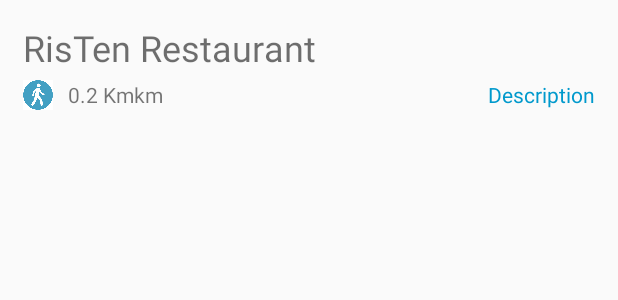
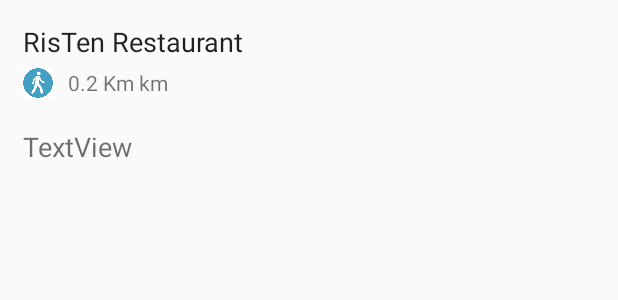
Before and after one commit to am263129/android-railway-station, an Android app: the layout item_info.xml on its own in the app's theme, with its tools: preview values and no code run, on a phone screen of 412 x 824 dp. Shown: the top 300 px of the screen. Run offline under Robolectric (Android 15) with nearby library versions, the phone set to English and light mode, and no system bars.

Commit message:
step 26
fixing request

```diff
--- a/app/src/main/java/at/lukle/rs_map/station_info/infoAdapter.java
+++ b/app/src/main/java/at/lukle/rs_map/station_info/infoAdapter.java
@@ -84,13 +84,14 @@ public class infoAdapter extends ArrayAdapter<info> {
 //        int resId = parent.getResources().getIdentifier(image_name, "drawable", package_name);
 //        info_pic.setImageResource(R.drawable.);
 //        new ImageDownloadTask(info_pic).execute(urlOfImage);
-        info_pic.setVisibility(View.GONE);
         try {
             info_pic.setImageResource(id);
-            info_pic.setVisibility(View.VISIBLE);
         }catch (Exception e){
             Log.e("Wanning"," No image file");
         }
+        if (array_info.get(position).getInfo_description().equals(""))
+            desctiption.setVisibility(View.GONE);
+
         desctiption.setText(array_info.get(position).getInfo_description());
         info_description.setOnClickListener(new View.OnClickListener() {
             @Override
--- a/app/src/main/res/layout/item_info.xml
+++ b/app/src/main/res/layout/item_info.xml
@@ -16,8 +16,8 @@
         android:layout_width="match_parent"
         android:layout_height="wrap_content"
         android:text="RisTen Restaurant"
-        android:textColor="@color/common_google_signin_btn_text_light_focused"
-        android:textSize="24sp" />
+        android:textColor="@color/common_google_signin_btn_text_light_pressed"
+        android:textSize="18sp" />
 
     <LinearLayout
         android:layout_width="match_parent"
@@ -50,7 +50,7 @@
                 android:layout_width="wrap_content"
                 android:layout_height="wrap_content"
                 android:layout_weight="1"
-                android:text="km" />
+                android:text=" km" />
         </LinearLayout>
 
         <TextView
@@ -60,7 +60,8 @@
             android:layout_weight="1"
             android:gravity="right"
             android:text="Description"
-            android:textColor="@android:color/holo_blue_dark" />
+            android:textColor="@android:color/holo_blue_dark"
+            android:visibility="gone" />
 
     </LinearLayout>
 
@@ -69,10 +70,9 @@
         android:layout_width="match_parent"
         android:layout_height="wrap_content"
         android:layout_marginTop="20dp"
-        android:padding="10dp"
         android:text="TextView"
-        android:textColor="@color/common_google_signin_btn_text_light_pressed"
+        android:textColor="@color/common_google_signin_btn_text_light_focused"
         android:textSize="18sp"
-        android:visibility="gone" />
+        android:visibility="visible" />
 
 </LinearLayout>
--- a/app/src/main/res/layout/popup_dialog.xml
+++ b/app/src/main/res/layout/popup_dialog.xml
@@ -22,6 +22,7 @@
                 android:id="@+id/train_1"
                 android:layout_width="match_parent"
                 android:layout_height="wrap_content"
+                android:gravity="center_vertical"
                 android:orientation="horizontal"
                 android:padding="10dp">
 
```
Also changed, not shown: app/src/main/res/layout/activity_info_view.xml (+12 -11 lines), app/src/main/res/drawable/ic_bothdirection.png, app/src/main/res/drawable/m4_2min.png.
